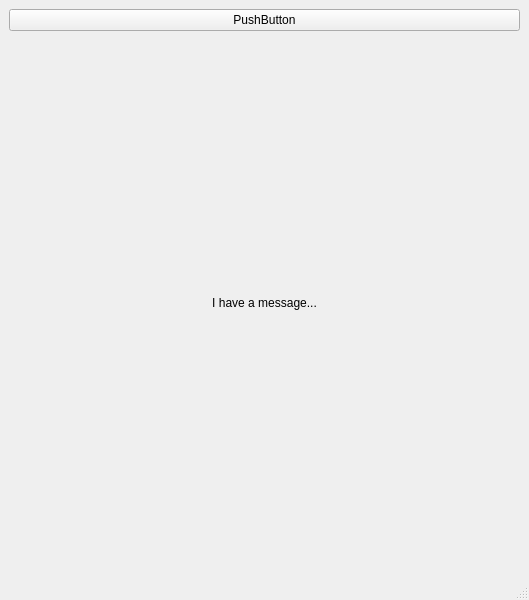
Before: the Qt Designer form Tasks/09 - OOP Gui/02-HelloWorld In Code/mainwindow.ui in vhadzhiveysal/SoftwareEngineering-fork, drawn with Qt 5.
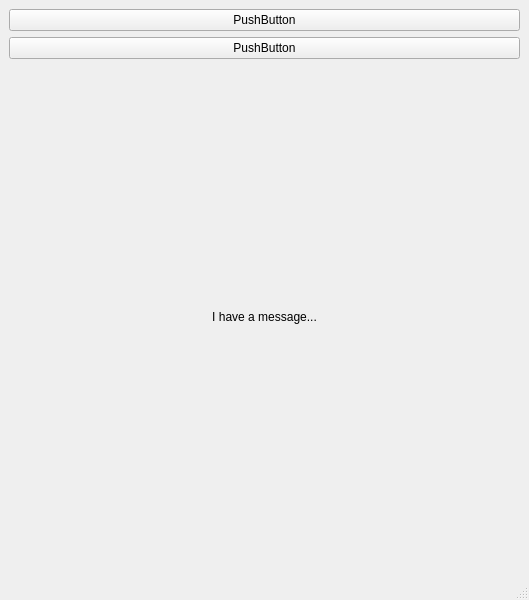
After: the same form once the commit is applied.

What changed in the file:
```diff
--- a/Tasks/09 - OOP Gui/02-HelloWorld In Code/mainwindow.ui
+++ b/Tasks/09 - OOP Gui/02-HelloWorld In Code/mainwindow.ui
@@ -22,6 +22,13 @@
       </property>
      </widget>
     </item>
+    <item>
+     <widget class="QPushButton" name="pushButton_2">
+      <property name="text">
+       <string>PushButton</string>
+      </property>
+     </widget>
+    </item>
     <item>
      <widget class="QLabel" name="labelMessage">
       <property name="text">
```
